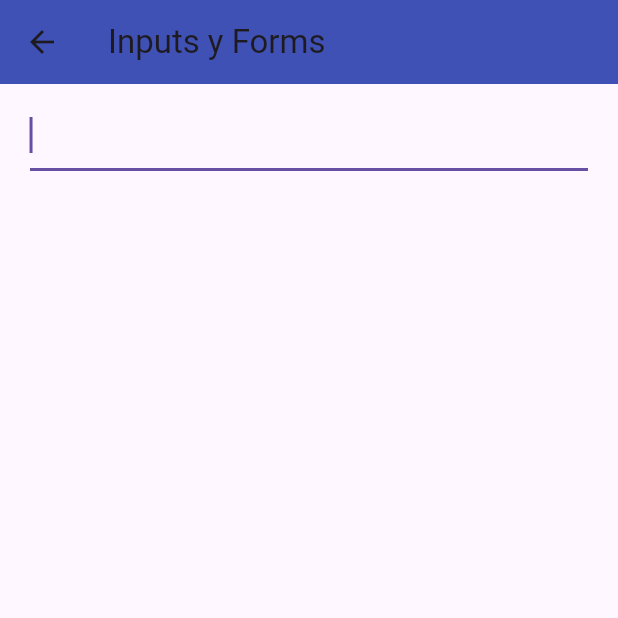
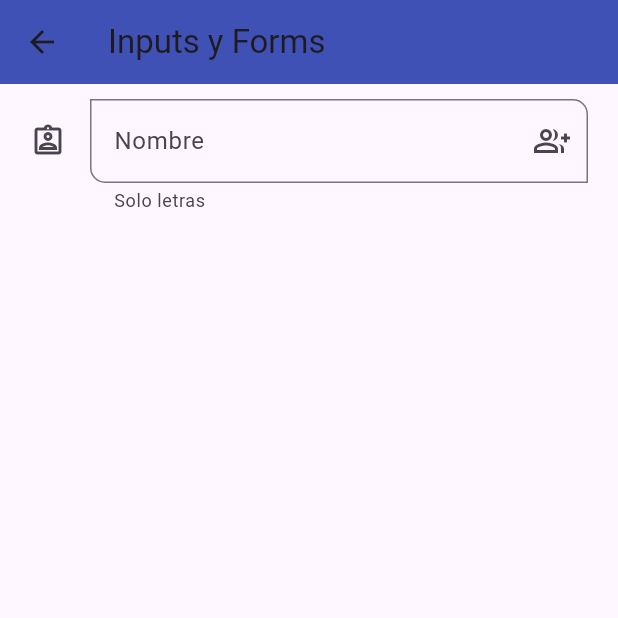
Before and after one commit to alvarofajardo917/Proyecto, a Flutter app: the InputsScreen screen opened by its route, on a phone screen of 412 x 824 dp, the top half of it. Run offline on Flutter 3.47's test engine with Material 3 defaults, Android fonts, the phone set to English and light mode, and no system bars.

Commit message:
14-03-2024 18:42

```diff
--- a/proyecto/fl_components/fl_components/lib/screens/inputs_screen.dart
+++ b/proyecto/fl_components/fl_components/lib/screens/inputs_screen.dart
@@ -16,12 +16,35 @@ class InputsScreen extends StatelessWidget {
         child: Column(
           children: [
             TextFormField(
-              autofocus: true,
+              autofocus: false,
               initialValue:'' ,
               textCapitalization: TextCapitalization.words,
               onChanged: (value) {
                 print('value: $value');
-              }
+              },
+              validator: (value){
+                if(value == null) return 'Este campo es requerido';
+                return value.length < 3 ? 'Minimo de 3 letras' : null ;
+              },
+              autovalidateMode: AutovalidateMode.onUserInteraction,
+              decoration: InputDecoration(
+                hintText: 'Nombre del usuario',
+                labelText: 'Nombre',
+                helperText: 'Solo letras',
+                //counterText: '3 caracteres',
+                //prefixIcon: Icon(Icons.verified_user_outlined),
+                suffixIcon: Icon(Icons.group_add_outlined),
+                icon:Icon(Icons.assignment_ind_outlined),
+                border: OutlineInputBorder(
+                  borderRadius: BorderRadius.only(
+                    bottomLeft: Radius.circular(10),
+                    topRight: Radius.circular(10),
+                    ),
+
+                )
+
+              )
+
             )
           ],
         )
```
